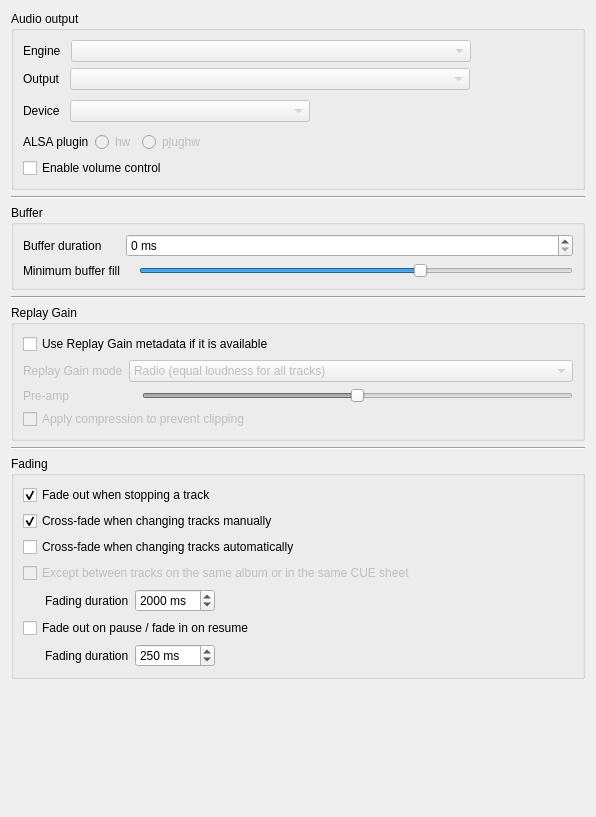
Old version of the form src/settings/backendsettingspage.ui in the repository strawberrymusicplayer/strawberry.
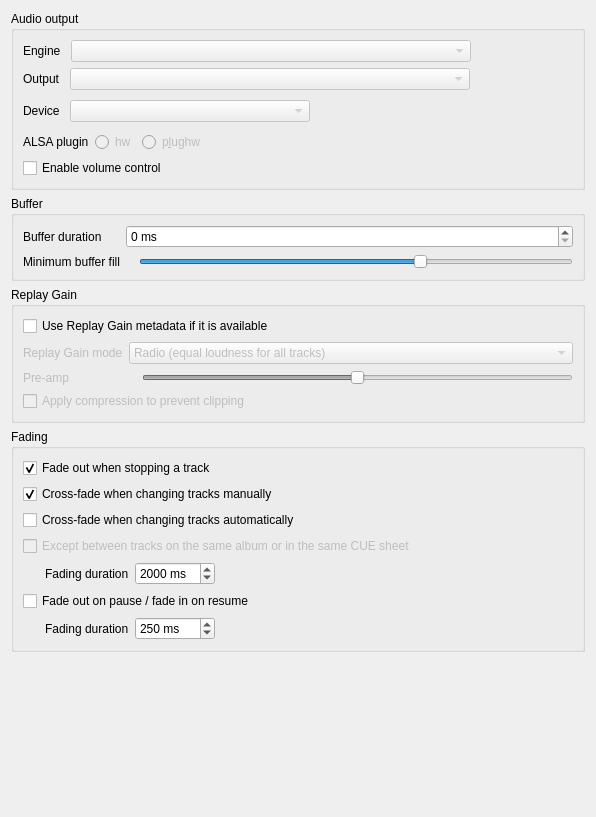
New version of the form. Custom widgets are drawn as their Qt base class.

Commit message: Remove all lines in settings

The edit to the form file:
```diff
--- a/src/settings/backendsettingspage.ui
+++ b/src/settings/backendsettingspage.ui
@@ -230,13 +230,6 @@
      </layout>
     </widget>
    </item>
-   <item>
-    <widget class="Line" name="line_1">
-     <property name="orientation">
-      <enum>Qt::Horizontal</enum>
-     </property>
-    </widget>
-   </item>
    <item>
     <widget class="QGroupBox" name="groupbox_buffer">
      <property name="title">
@@ -306,13 +299,6 @@
      </layout>
     </widget>
    </item>
-   <item>
-    <widget class="Line" name="line_2">
-     <property name="orientation">
-      <enum>Qt::Horizontal</enum>
-     </property>
-    </widget>
-   </item>
    <item>
     <widget class="QGroupBox" name="groupbox_replaygain">
      <property name="enabled">
@@ -414,13 +400,6 @@
      </layout>
     </widget>
    </item>
-   <item>
-    <widget class="Line" name="line_3">
-     <property name="orientation">
-      <enum>Qt::Horizontal</enum>
-     </property>
-    </widget>
-   </item>
    <item>
     <widget class="QGroupBox" name="groupbox_fading">
      <property name="title">
```
The commit also changes 9 other files.
